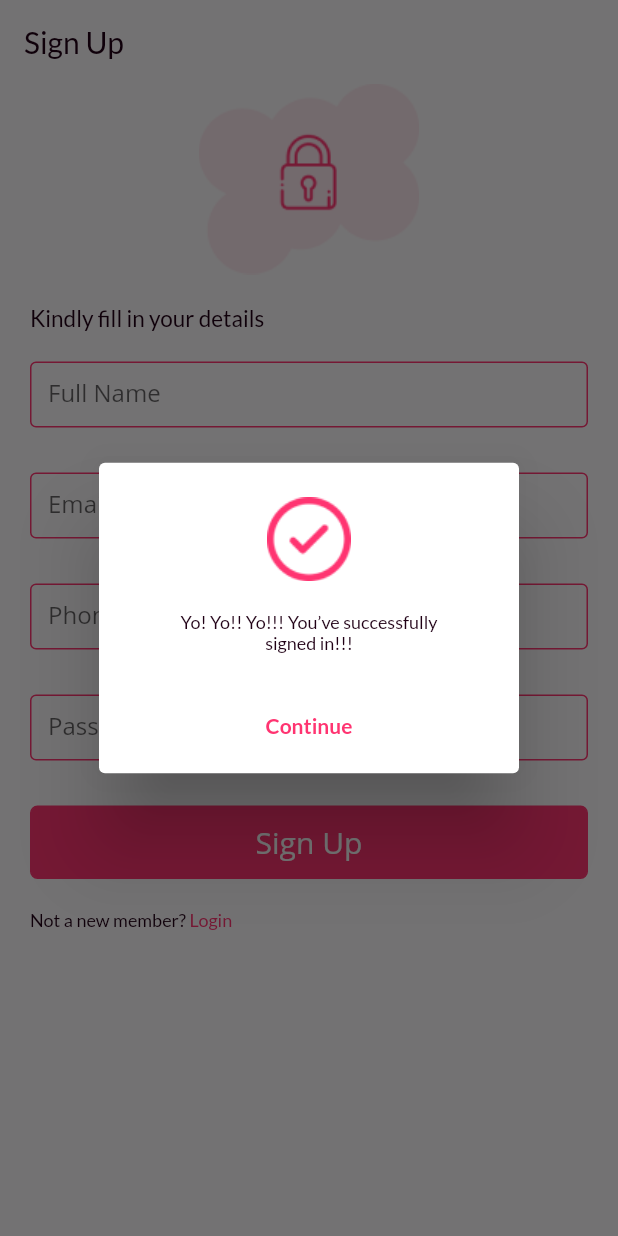
After one commit to cyuket/little_drop, a Flutter app: the SignUpView screen opened directly, after a tap on "Sign Up", on a phone screen of 412 x 824 dp. The commit adds this screen. Run offline on Flutter 3.47's test engine with Material 2 defaults, Android fonts, the phone set to English and light mode, and no system bars; our stand-ins replace cloud_firestore, firebase_auth, flutter_svg, get_it, google_fonts, provider_architecture; accounts and stored records are empty; Roboto replaces fonts that are missing (Open Sans).

Commit message:
Modal For signup

```diff
--- a/lib/constants/assets.dart
+++ b/lib/constants/assets.dart
@@ -7,4 +7,5 @@ class AppAsset {
   String facebook = 'assets/images/facebook.png';
   String google = 'assets/images/google.png';
   String logo = 'assets/images/logo.png';
+  String success = 'assets/images/success.png';
 }
--- a/lib/ui/views/sign_up.dart
+++ b/lib/ui/views/sign_up.dart
@@ -8,6 +8,7 @@ import 'package:little_drops/ui/widgets/input_field.dart';
 import 'package:little_drops/ui/widgets/busy_button.dart';
 import 'package:little_drops/ui/widgets/social_media.dart';
 import 'package:little_drops/constants/route_names.dart';
+import 'package:little_drops/ui/widgets/modal.dart';
 
 class SignUpView extends StatelessWidget {
   final emailController = TextEditingController();
@@ -86,7 +87,21 @@ class SignUpView extends StatelessWidget {
               SizedBox(
                 height: 20,
               ),
-              BusyButton(title: 'Sign Up', onPressed: null),
+              BusyButton(
+                  title: 'Sign Up',
+                  onPressed: () {
+                    showDialog(
+                      context: context,
+                      builder: (BuildContext context) => CustomModal(
+                        message:
+                            "Yo! Yo!! Yo!!! You’ve successfully signed in!!! ",
+                        buttonText: "Continue",
+                        onTap: () {
+                          Navigator.pop(context);
+                        },
+                      ),
+                    );
+                  }),
               // Padding(
               //   padding: const EdgeInsets.symmetric(vertical: 20.0),
               //   child: Column(
--- /dev/null
+++ b/lib/ui/widgets/modal.dart
@@ -0,0 +1,56 @@
+import 'package:flutter/material.dart';
+import 'package:little_drops/constants/assets.dart';
+
+import 'package:little_drops/ui/shared/app_colors.dart';
+import 'package:google_fonts/google_fonts.dart';
+import 'package:little_drops/ui/shared/ui_helpers.dart';
+
+class CustomModal extends StatelessWidget {
+  final String message, buttonText;
+  final Function onTap;
+  CustomModal({this.buttonText, this.message, this.onTap});
+  @override
+  Widget build(BuildContext context) {
+    return Dialog(
+      shape: RoundedRectangleBorder(
+        borderRadius: BorderRadius.circular(4),
+      ),
+      child: Container(
+        width: 228,
+        height: 207,
+        child: Padding(
+          padding: const EdgeInsets.symmetric(horizontal: 40.0, vertical: 20),
+          child: Column(
+            crossAxisAlignment: CrossAxisAlignment.center,
+            mainAxisAlignment: MainAxisAlignment.center,
+            children: <Widget>[
+              Image.asset(AppAsset().success),
+              verticalSpace(20),
+              Text(
+                message,
+                textAlign: TextAlign.center,
+                style: GoogleFonts.lato(
+                  textStyle:
+                      TextStyle(color: AppColors().textColor, fontSize: 12),
+                ),
+              ),
+              verticalSpace(40),
+              InkWell(
+                onTap: onTap,
+                child: Text(
+                  buttonText,
+                  style: GoogleFonts.lato(
+                    textStyle: TextStyle(
+                        fontSize: 14,
+                        color: AppColors().primaryColor,
+                        fontWeight: FontWeight.bold),
+                  ),
+                ),
+              )
+            ],
+          ),
+        ),
+      ),
+    );
+  }
+}
```
Also changed, not shown: lib/ui/views/login_view.dart (+0 -34 lines), assets/images/success.png (added).
